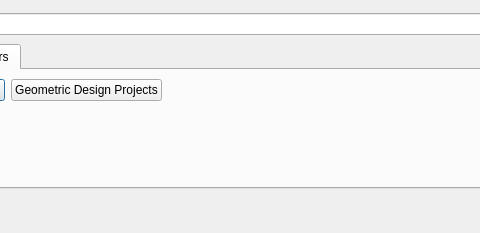
This is gui/VolumeTimeSeriesDialog.ui in UCLM-PAFyC/VolumeTimeSeries as Qt 5 draws it before an edit; both pictures show x 115 to 595 and y 0 to 233 of the 850 by 233 pixel window. The edited form follows.
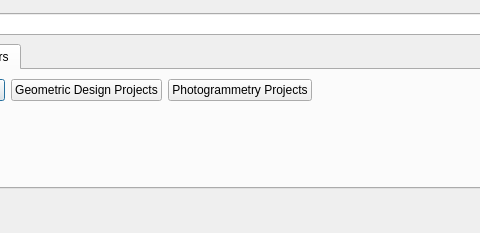
This is the edited form.

The edit to the form file:
```diff
--- a/gui/VolumeTimeSeriesDialog.ui
+++ b/gui/VolumeTimeSeriesDialog.ui
@@ -64,6 +64,13 @@
          </property>
         </widget>
        </item>
+       <item>
+        <widget class="QPushButton" name="photogrammetryProjectsPushButton">
+         <property name="text">
+          <string>Photogrammetry Projects</string>
+         </property>
+        </widget>
+       </item>
        <item>
         <spacer name="horizontalSpacer_3">
          <property name="orientation">
```
